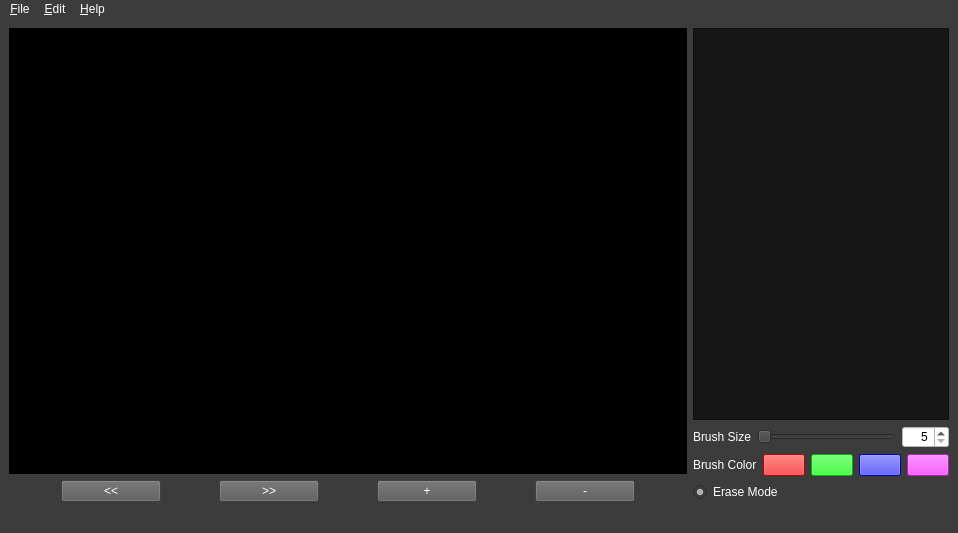
Qt form mainwindow.ui (bruceHun/pythonImageEditor) before a commit.
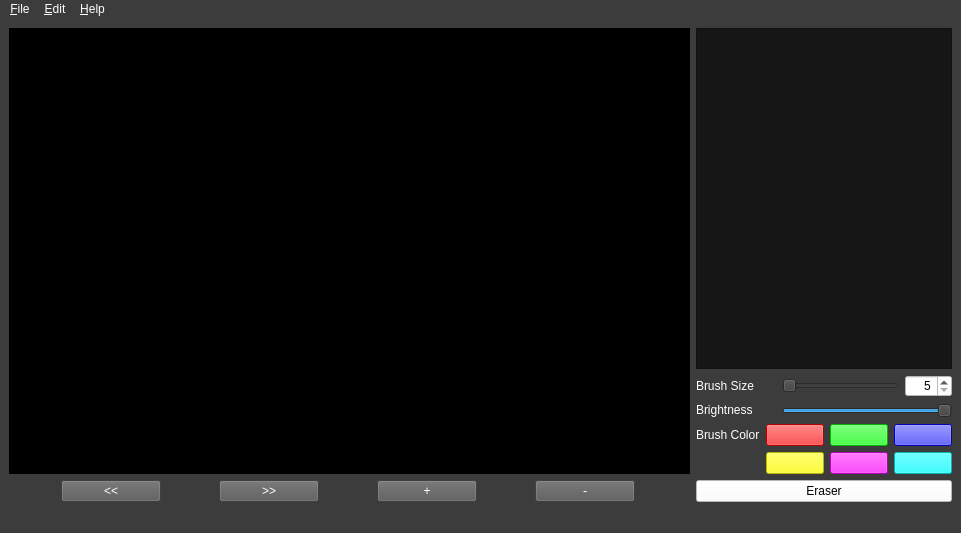
The same form after that commit.

The edit to the form file:
```diff
--- a/mainwindow.ui
+++ b/mainwindow.ui
@@ -6,7 +6,7 @@
    <rect>
     <x>0</x>
     <y>0</y>
-    <width>958</width>
+    <width>961</width>
     <height>533</height>
    </rect>
   </property>
@@ -52,6 +52,12 @@
             <verstretch>0</verstretch>
            </sizepolicy>
           </property>
+          <property name="minimumSize">
+           <size>
+            <width>80</width>
+            <height>0</height>
+           </size>
+          </property>
           <property name="styleSheet">
            <string notr="true">color: rgb(255, 255, 255);</string>
           </property>
@@ -113,24 +119,53 @@
        </layout>
       </item>
       <item>
-       <layout class="QHBoxLayout" name="BrushColorPanel">
+       <layout class="QHBoxLayout" name="ImageBrightnessPanel">
         <item>
-         <widget class="QLabel" name="labelBrushColor">
+         <widget class="QLabel" name="Brightnesslabel">
           <property name="sizePolicy">
            <sizepolicy hsizetype="Fixed" vsizetype="Fixed">
             <horstretch>0</horstretch>
             <verstretch>0</verstretch>
            </sizepolicy>
           </property>
+          <property name="minimumSize">
+           <size>
+            <width>80</width>
+            <height>0</height>
+           </size>
+          </property>
           <property name="styleSheet">
            <string notr="true">color: rgb(255, 255, 255);</string>
           </property>
           <property name="text">
-           <string>Brush Color</string>
+           <string>Brightness</string>
           </property>
          </widget>
         </item>
         <item>
+         <widget class="QSlider" name="brightnessSlider">
+          <property name="maximum">
+           <number>100</number>
+          </property>
+          <property name="singleStep">
+           <number>10</number>
+          </property>
+          <property name="value">
+           <number>100</number>
+          </property>
+          <property name="orientation">
+           <enum>Qt::Horizontal</enum>
+          </property>
+         </widget>
+        </item>
+       </layout>
+      </item>
+      <item>
+       <layout class="QGridLayout" name="BrushColorPanel">
+        <item row="1" column="0">
+         <layout class="QHBoxLayout" name="horizontalLayout_2"/>
+        </item>
+        <item row="0" column="1">
          <widget class="QPushButton" name="ColorBtn1">
           <property name="styleSheet">
            <string notr="true">background-color: rgb(252, 0, 0);</string>
@@ -140,7 +175,23 @@
           </property>
          </widget>
         </item>
-        <item>
+        <item row="0" column="0">
+         <widget class="QLabel" name="labelBrushColor">
+          <property name="sizePolicy">
+           <sizepolicy hsizetype="Fixed" vsizetype="Fixed">
+            <horstretch>0</horstretch>
+            <verstretch>0</verstretch>
+           </sizepolicy>
+          </property>
+          <property name="styleSheet">
+           <string notr="true">color: rgb(255, 255, 255);</string>
+          </property>
+          <property name="text">
+           <string>Brush Color</string>
+          </property>
+         </widget>
+        </item>
+        <item row="0" column="2">
          <widget class="QPushButton" name="ColorBtn2">
           <property name="styleSheet">
            <string notr="true">background-color: rgb(0, 255, 0);</string>
@@ -150,7 +201,7 @@
           </property>
          </widget>
         </item>
-        <item>
+        <item row="0" column="3">
          <widget class="QPushButton" name="ColorBtn3">
           <property name="styleSheet">
            <string notr="true">background-color: rgb(0, 0, 255);</string>
@@ -160,10 +211,30 @@
           </property>
          </widget>
         </item>
-        <item>
+        <item row="1" column="2">
+         <widget class="QPushButton" name="ColorBtn5">
+          <property name="styleSheet">
+           <string notr="true">background-color: rgb(255, 0, 255);</string>
+          </property>
+          <property name="text">
+           <string/>
+          </property>
+         </widget>
+        </item>
+        <item row="1" column="3">
+         <widget class="QPushButton" name="ColorBtn6">
+          <property name="styleSheet">
+           <string notr="true">background-color: rgb(0, 255, 255);</string>
+          </property>
+          <property name="text">
+           <string/>
+          </property>
+         </widget>
+        </item>
+        <item row="1" column="1">
          <widget class="QPushButton" name="ColorBtn4">
           <property name="styleSheet">
-           <string notr="true">background-color: rgb(249, 39, 253);</string>
+           <string notr="true">background-color: rgb(255, 255, 0);</string>
           </property>
           <property name="text">
            <string/>
@@ -173,19 +244,38 @@
        </layout>
       </item>
       <item>
-       <widget class="QRadioButton" name="radioButtonErase">
+       <widget class="QPushButton" name="EraserBtn">
         <property name="styleSheet">
-         <string notr="true">color: rgb(255, 255, 255);</string>
+         <string notr="true">background-color: rgb(255, 255, 255);</string>
         </property>
         <property name="text">
-         <string>Erase Mode</string>
+         <string>Eraser</string>
         </property>
-        <property name="checked">
+       </widget>
+      </item>
+     </layout>
+    </item>
+    <item row="0" column="0">
+     <widget class="QGraphicsView" name="graphicsView">
+      <property name="sizePolicy">
+       <sizepolicy hsizetype="Expanding" vsizetype="Preferred">
+        <horstretch>1</horstretch>
+        <verstretch>1</verstretch>
+       </sizepolicy>
+      </property>
+      <property name="sizeIncrement">
+       <size>
+        <width>0</width>
+        <height>0</height>
+       </size>
+      </property>
+      <property name="mouseTracking">
          <bool>true</bool>
         </property>
-       </widget>
-      </item>
-     </layout>
+      <property name="styleSheet">
+       <string notr="true">background-color: rgb(0, 0, 0);</string>
+      </property>
+     </widget>
     </item>
     <item row="1" column="0">
      <layout class="QHBoxLayout" name="MainScreen">
@@ -336,7 +426,7 @@
     <rect>
      <x>0</x>
      <y>0</y>
-     <width>958</width>
+     <width>961</width>
      <height>25</height>
     </rect>
    </property>
```
Left out of the diff: 49 changed lines with no effect on the pictures. Lines whose indentation alone changed are shown as unchanged.
